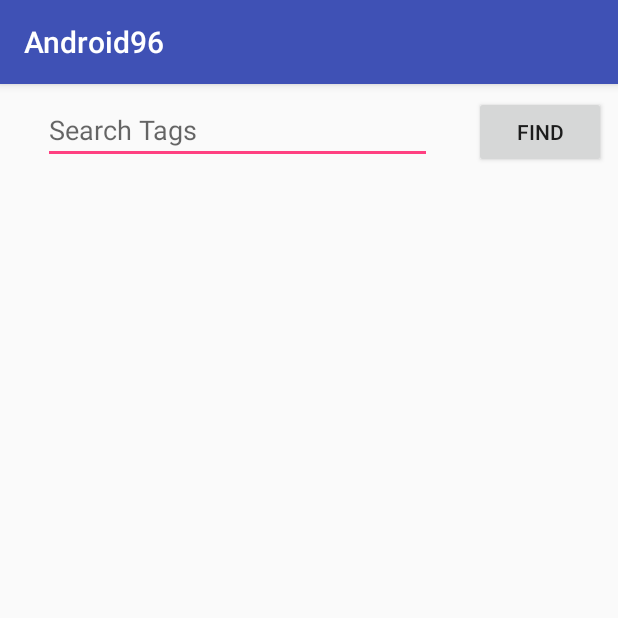
After one commit to snnshn96/SimplePhotoAlbum, an Android app: the SearchActivity screen opened directly, with no data from a screen before it, on a phone screen of 412 x 824 dp, the top half of it. The commit adds this screen. Run offline under Robolectric (Android 15) with nearby library versions, the phone set to English and light mode, and no system bars.

Commit message:
Can Search images now

```diff
--- a/app/src/main/AndroidManifest.xml
+++ b/app/src/main/AndroidManifest.xml
@@ -18,6 +18,7 @@
         </activity>
         <activity android:name=".AlbumActivity" />
         <activity android:name=".SlideshowActivity"></activity>
+        <activity android:name=".SearchActivity"></activity>
     </application>
 
 </manifest>
--- a/app/src/main/java/cs/rutgers/edu/android96/MainActivity.java
+++ b/app/src/main/java/cs/rutgers/edu/android96/MainActivity.java
@@ -240,4 +240,8 @@ public class MainActivity extends AppCompatActivity {
 
     }
 
+    public void openSearchActivity(final View view){
+        Intent myIntent = new Intent(MainActivity.this, SearchActivity.class);
+        startActivity(myIntent);
+    }
 }
--- /dev/null
+++ b/app/src/main/java/cs/rutgers/edu/android96/SearchActivity.java
@@ -0,0 +1,65 @@
+package cs.rutgers.edu.android96;
+
+import android.os.Bundle;
+import android.view.View;
+import android.widget.AdapterView;
+import android.widget.EditText;
+import android.widget.GridView;
+
+import java.util.ArrayList;
+
+import cs.rutgers.edu.android96.models.Album;
+import cs.rutgers.edu.android96.models.Photo;
+import cs.rutgers.edu.android96.models.Tag;
+
+public class SearchActivity extends MainActivity {
+
+    EditText searchEditText;
+    GridView searchResultGridView;
+
+    @Override
+    public void onCreate(Bundle savedInstanceState) {
+        super.onCreate(savedInstanceState);
+        setContentView(R.layout.activity_search);
+
+        this.searchEditText = findViewById(R.id.searchEditText);
+        this.searchResultGridView = findViewById(R.id.searchResultGridView);
+    }
+
+    public void search(final View view){
+        this.searchEditText.setEnabled(false);
+        this.searchEditText.setEnabled(true);
+        String searchQuery = searchEditText.getText().toString();
+        ArrayList<Photo> searchResult = new ArrayList<Photo>();
+
+        for(Album albm : albums){
+            for(Photo pht : albm.getPhotos()){
+                if(searchQuery.contains("test")){
+                    searchResult.add(pht);
+                }
+                for(Tag tg : pht.getTags()){
+                    if(searchQuery.contains(tg.getValue())){
+                        searchResult.add(pht);
+                        break;
+                    }
+                }
+            }
+        }
+
+        final SearchPhotoListAdapter adapter = new SearchPhotoListAdapter(this, searchResult);
+        this.searchResultGridView.setAdapter(adapter);
+        this.searchResultGridView.setOnItemClickListener(new AdapterView.OnItemClickListener() {
+            @Override
+            public void onItemClick(AdapterView<?> parent, View v, int position, long id) {
+
+            }
+        });
+
+        populateGrid(searchResult);
+    }
+
+    public void populateGrid(ArrayList<Photo> searchResult) {
+        SearchPhotoListAdapter adp = new SearchPhotoListAdapter(context, searchResult);
+        this.searchResultGridView.setAdapter(adp);
+    }
+}
--- /dev/null
+++ b/app/src/main/res/layout/activity_search.xml
@@ -0,0 +1,46 @@
+<?xml version="1.0" encoding="utf-8"?>
+<android.support.constraint.ConstraintLayout xmlns:android="http://schemas.android.com/apk/res/android"
+    xmlns:app="http://schemas.android.com/apk/res-auto"
+    xmlns:tools="http://schemas.android.com/tools"
+    android:layout_width="match_parent"
+    android:layout_height="match_parent">
+
+    <GridView
+        android:id="@+id/searchResultGridView"
+        android:layout_width="wrap_content"
+        android:layout_height="412dp"
+        android:layout_marginEnd="8dp"
+        android:layout_marginStart="8dp"
+        android:layout_marginTop="8dp"
+        android:numColumns="2"
+        app:layout_constraintBottom_toBottomOf="parent"
+        app:layout_constraintEnd_toEndOf="parent"
+        app:layout_constraintStart_toStartOf="parent"
+        app:layout_constraintTop_toBottomOf="@+id/searchEditText" />
+
+    <EditText
+        android:id="@+id/searchEditText"
+        android:layout_width="259dp"
+        android:layout_height="wrap_content"
+        android:layout_marginEnd="8dp"
+        android:layout_marginStart="8dp"
+        android:layout_marginTop="8dp"
+        android:ems="10"
+        android:hint="Search Tags"
+        android:inputType="textPersonName"
+        app:layout_constraintEnd_toStartOf="@+id/findButton"
+        app:layout_constraintStart_toStartOf="parent"
+        app:layout_constraintTop_toTopOf="parent" />
+
+    <Button
+        android:id="@+id/findButton"
+        android:layout_width="wrap_content"
+        android:layout_height="wrap_content"
+        android:layout_marginEnd="8dp"
+        android:layout_marginTop="8dp"
+        android:onClick="search"
+        android:text="Find"
+        app:layout_constraintEnd_toEndOf="parent"
+        app:layout_constraintTop_toTopOf="parent" />
+
+</android.support.constraint.ConstraintLayout>
```
Also changed, not shown: app/src/main/java/cs/rutgers/edu/android96/SearchPhotoListAdapter.java (added, +74 -0 lines), app/src/main/res/layout/activity_main.xml (+16 -4 lines).
